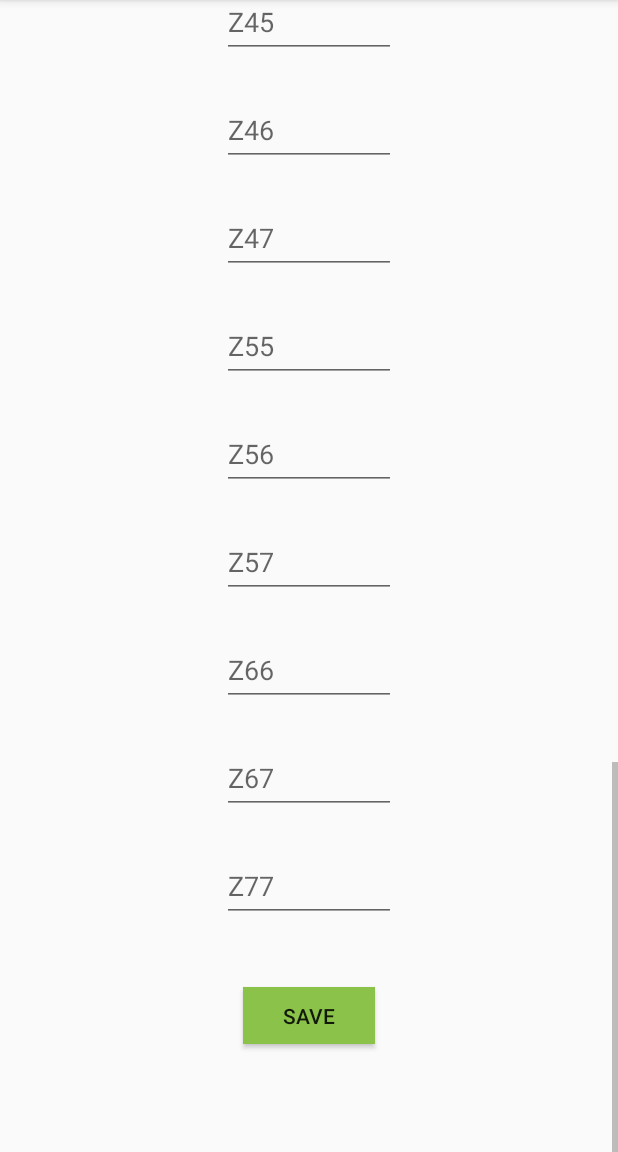
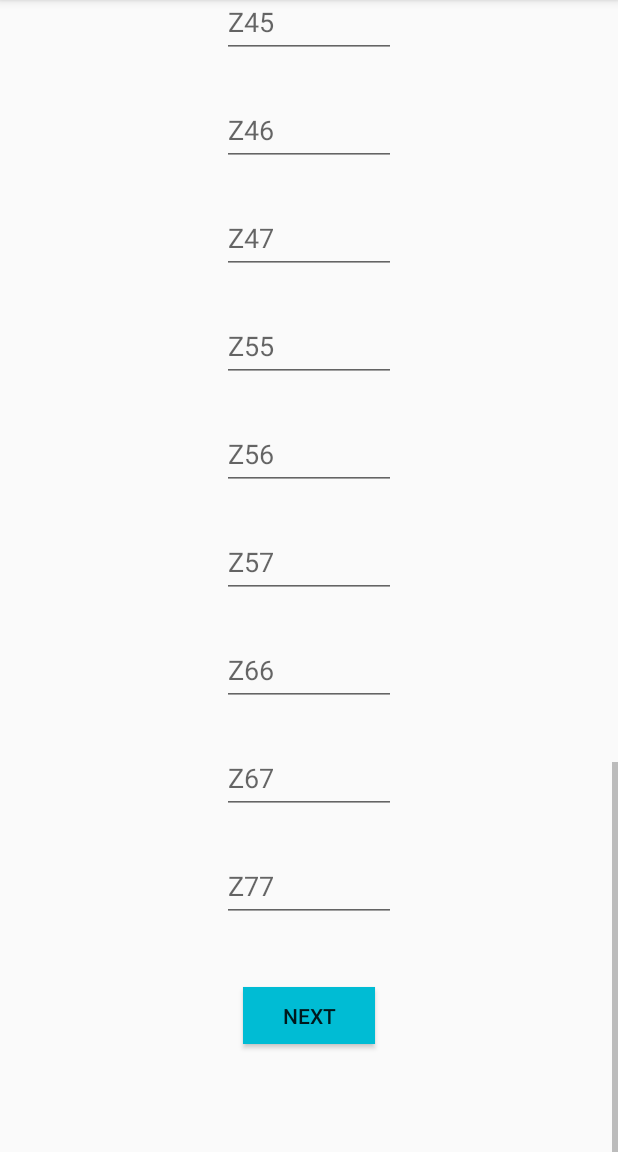
Before and after one commit to ddonato1/PowerFlowAppP1, an Android app: the Part4_7buses screen opened directly, with no data from a screen before it, scrolled down 1502 dp, on a phone screen of 412 x 824 dp, the part 84-1236 px from its top. Run offline under Robolectric (Android 15) with nearby library versions, the phone set to English and light mode, and no system bars.

Commit message:
7 button next

```diff
--- a/app/src/main/res/layout/activity_part4_7buses.xml
+++ b/app/src/main/res/layout/activity_part4_7buses.xml
@@ -551,7 +551,7 @@
             android:inputType="textPersonName" />
 
         <Button
-            android:id="@+id/SaveBZ"
+            android:id="@+id/NEXTBZ"
             android:layout_width="81dp"
             android:layout_height="38dp"
             android:layout_below="@+id/ZBus77"
@@ -564,8 +564,8 @@
             android:layout_marginTop="43dp"
             android:layout_marginEnd="162dp"
             android:layout_marginRight="162dp"
-            android:background="#8BC34A"
-            android:text="Save" />
+            android:background="#00BCD4"
+            android:text="Next" />
     </RelativeLayout>
 
 </ScrollView>
```
